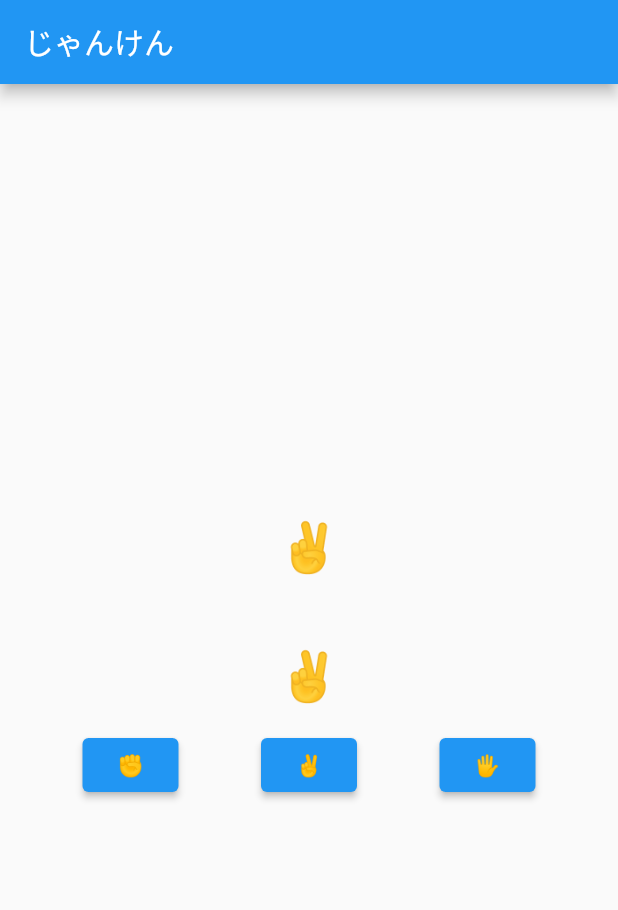
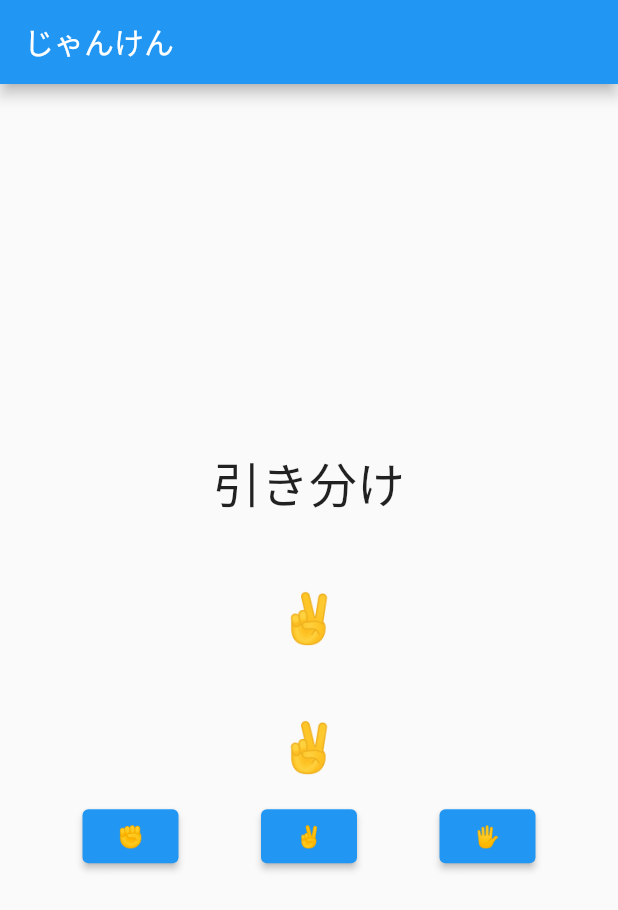
Before and after one commit to foo7print/sandbox-flutter-janken, a Flutter app: the screen it shows after launch, after a tap on "✌️", on a phone screen of 412 x 824 dp. Shown: the top 910 px of the screen. Run offline on Flutter 3.47's test engine with Material 2 defaults, Android fonts, the phone set to English and light mode, and no system bars.

Commit message:
じゃんけんの勝ち負けの判定ロジックを追加

```diff
--- a/lib/main.dart
+++ b/lib/main.dart
@@ -31,16 +31,32 @@ class JankenPage extends StatefulWidget {
 class _JankenPageState extends State<JankenPage> {
   String myHand = '✊';
   String computerHand = '✊';
+  String result = '引き分け';
 
   void selectHand(String selectedHand) {
     myHand = selectedHand;
     generateComputerHand();
+    judge();
     setState(() {});
   }
 
   void generateComputerHand() {
     final randomNumber = Random().nextInt(3);
     computerHand = randomNumberToHand(randomNumber);
+  }
+
+  void judge() {
+    if (myHand == computerHand) {
+      result = '引き分け';
+    } else if (myHand == '✊' && computerHand == '✌️') {
+      result = '勝ち';
+    } else if (myHand == '✌️' && computerHand == '🖐') {
+      result = '勝ち';
+    } else if (myHand == '🖐' && computerHand == '✊') {
+      result = '勝ち';
+    } else {
+      result = '負け';
+    }
   }
 
   String randomNumberToHand(int randomNumber) {
@@ -66,6 +82,13 @@ class _JankenPageState extends State<JankenPage> {
         child: Column(
           mainAxisAlignment: MainAxisAlignment.center,
           children: [
+            Text(
+              result,
+              style: const TextStyle(
+                fontSize: 32
+              ),
+            ),
+            const SizedBox(height: 48),
             Text(
               computerHand,
               style: const TextStyle(
```
